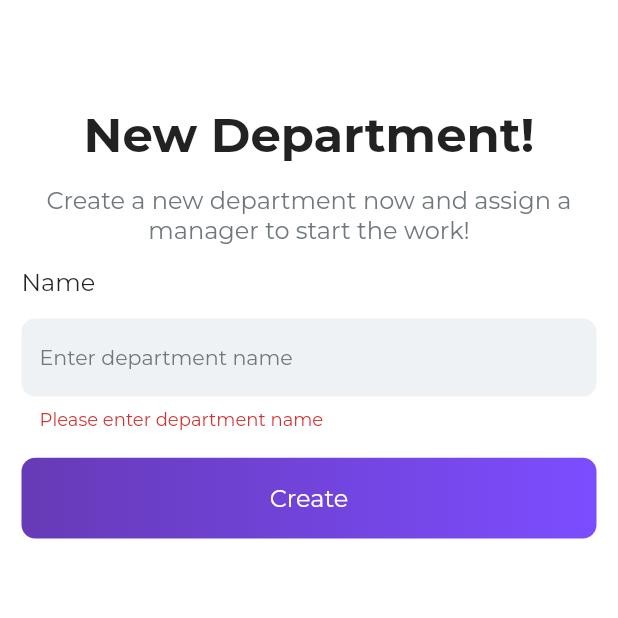
After one commit to HossamShafeek/Tasls-App, a Flutter app: the CreateDepartmentView screen opened directly, after a tap on "Create", on a phone screen of 412 x 824 dp, the top half of it. The commit adds this screen. Run offline on Flutter 3.47's test engine with Material 2 defaults, Android fonts, the phone set to English and light mode, and no system bars; our stand-ins replace dartz, dio, flutter_bloc, flutter_screenutil, get_it, google_fonts and 2 more; accounts and stored records are empty.

Commit message:
update department part 1

```diff
--- a/lib/core/utils/app_constants.dart
+++ b/lib/core/utils/app_constants.dart
@@ -10,6 +10,7 @@ class AppConstants {
   static final double defaultPadding = 12.h;
   static final padding15h = 15.h;
   static final double padding10h = 10.h;
+  static final double padding10w = 10.w;
   static final double padding8h = 8.h;
   static final double padding5h = 5.h;
   static final double padding3h = 3.h;
--- a/lib/core/utils/app_strings.dart
+++ b/lib/core/utils/app_strings.dart
@@ -2,6 +2,7 @@ class AppStrings {
   static const String noRouteFound = 'No Route Found';
   static const String login = 'LOGIN';
   static const String create = 'Create';
+  static const String update = 'Update';
   static const String titleForLogin = 'Welcome Back!';
   static const String subtitleForLogin =
       'Login to access your assigned tasks and personal overview.';
--- a/lib/core/utils/app_styles.dart
+++ b/lib/core/utils/app_styles.dart
@@ -33,7 +33,6 @@ abstract class AppStyles {
   static final textStyle30 = TextStyle(
     fontSize: 28.sp,
     fontWeight: FontWeight.bold,
-    color: AppColors.white,
   );
   static final textStyle40 = TextStyle(
     fontSize: 38.sp,
--- a/lib/core/widgets/title_and_subtitle.dart
+++ b/lib/core/widgets/title_and_subtitle.dart
@@ -17,7 +17,7 @@ class TitleAndSubtitle extends StatelessWidget {
       children: [
         Text(
           title,
-          style: AppStyles.textStyle34,
+          style: AppStyles.textStyle30,
         ),
         Padding(
           padding: EdgeInsets.symmetric(vertical: AppConstants.defaultPadding),
--- a/lib/features/department/data/repository/department_repository_implementation.dart
+++ b/lib/features/department/data/repository/department_repository_implementation.dart
@@ -37,7 +37,6 @@ class DepartmentRepositoryImplementation extends DepartmentRepository {
         token: AppConstants.token,
         endPoint: EndPoints.getAllDepartments,
       );
-      print(data.length);
       return Right(DepartmentsModel.fromJson(data));
 
     } catch (error) {
--- a/lib/features/department/presentation/cubit/department_cubit.dart
+++ b/lib/features/department/presentation/cubit/department_cubit.dart
@@ -1,4 +1,5 @@
 import 'package:dartz/dartz.dart';
+import 'package:flutter/material.dart';
 import 'package:flutter_bloc/flutter_bloc.dart';
 import 'package:tasks_app/core/errors/failures.dart';
 import 'package:tasks_app/features/department/data/models/create_department_model/department_model.dart';
@@ -12,12 +13,18 @@ class DepartmentCubit extends Cubit<DepartmentState> {
 
   static DepartmentCubit get(context) => BlocProvider.of(context);
 
+  final TextEditingController nameControllerForCreate = TextEditingController();
+  final TextEditingController nameControllerForUpdate = TextEditingController();
+
+  var formKeyForCreate = GlobalKey<FormState>();
+  var formKeyForUpdate = GlobalKey<FormState>();
+
   CreateDepartmentModel? departmentModel;
 
-  Future<void> createDepartment({required String name}) async {
+  Future<void> createDepartment() async {
     emit(CreateDepartmentLoadingState());
     Either<Failure, CreateDepartmentModel> result;
-    result = await departmentRepository.createDepartment(name: name);
+    result = await departmentRepository.createDepartment(name: nameControllerForCreate.text);
     result.fold((failure) {
       emit(CreateDepartmentFailureState(failure.error));
     }, (departmentModel) {
--- /dev/null
+++ b/lib/features/department/presentation/views/widgets/create_department_view_body.dart
@@ -0,0 +1,51 @@
+import 'package:flutter/material.dart';
+import 'package:tasks_app/core/utils/app_constants.dart';
+import 'package:tasks_app/core/utils/app_strings.dart';
+import 'package:tasks_app/core/widgets/custom_text_field.dart';
+import 'package:tasks_app/core/widgets/gradient_button.dart';
+import 'package:tasks_app/core/widgets/title_and_subtitle.dart';
+import 'package:tasks_app/features/department/presentation/cubit/department_cubit.dart';
+
+class CreateDepartmentViewBody extends StatelessWidget {
+  const CreateDepartmentViewBody({Key? key}) : super(key: key);
+
+
+
+  @override
+  Widget build(BuildContext context) {
+    return Padding(
+      padding: EdgeInsets.all(AppConstants.defaultPadding),
+      child: Form(
+        key: DepartmentCubit.get(context).formKeyForCreate,
+        child: Column(
+          children: [
+            const TitleAndSubtitle(
+              title: AppStrings.titleForCreateDepartment,
+              subtitle: AppStrings.subtitleForCreateDepartment,
+            ),
+            CustomTextField(
+              controller: DepartmentCubit.get(context).nameControllerForCreate,
+              validator: (value) {
+                if (value!.isEmpty) {
+                  return 'Please enter department name';
+                }
+                return null;
+              },
+              title: 'Name',
+              hintText: 'Enter department name',
+            ),
+            GradientButton(
+              onPressed: () {
+                if (DepartmentCubit.get(context).formKeyForCreate.currentState!.validate()) {
+                  DepartmentCubit.get(context)
+                      .createDepartment();
+                }
+              },
+              title: AppStrings.create,
+            ),
+          ],
+        ),
+      ),
+    );
+  }
+}
```
Also changed, not shown: lib/features/department/presentation/views/create_department_view.dart (+2 -56 lines), lib/features/department/presentation/views/departments_view.dart (+1 -40 lines), lib/features/department/presentation/views/update_department_view.dart (added, +80 -0 lines), lib/features/department/presentation/views/widgets/department_list_view_item.dart (added, +33 -0 lines), lib/features/department/presentation/views/widgets/departments_view_body.dart (added, +35 -0 lines).
